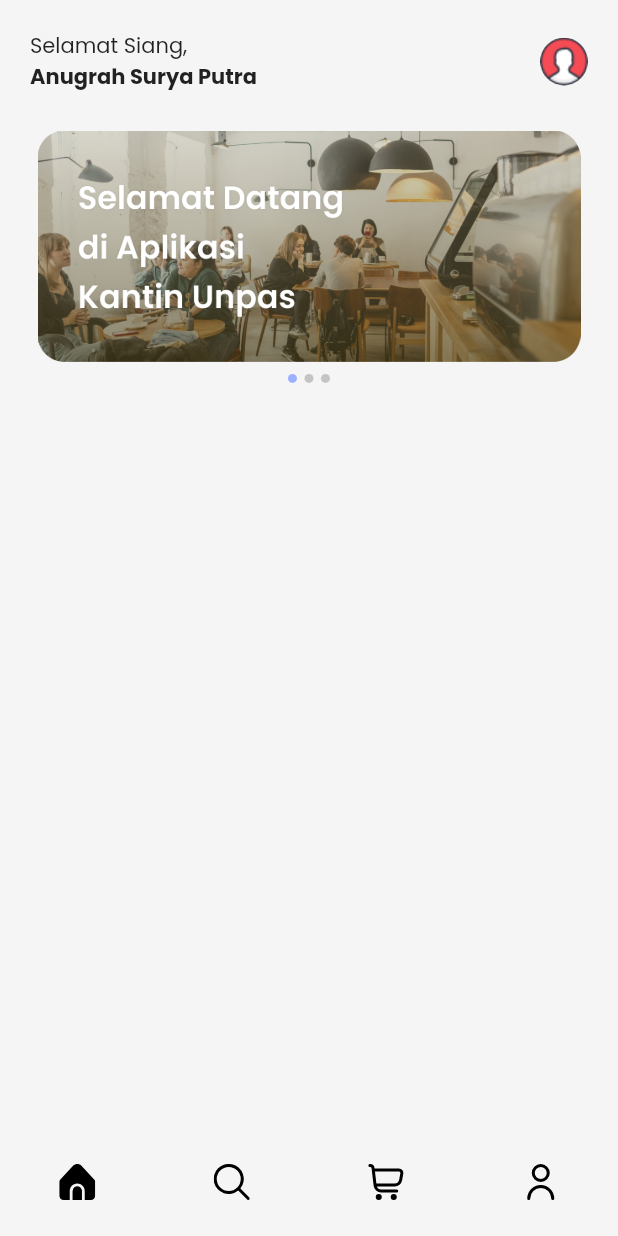
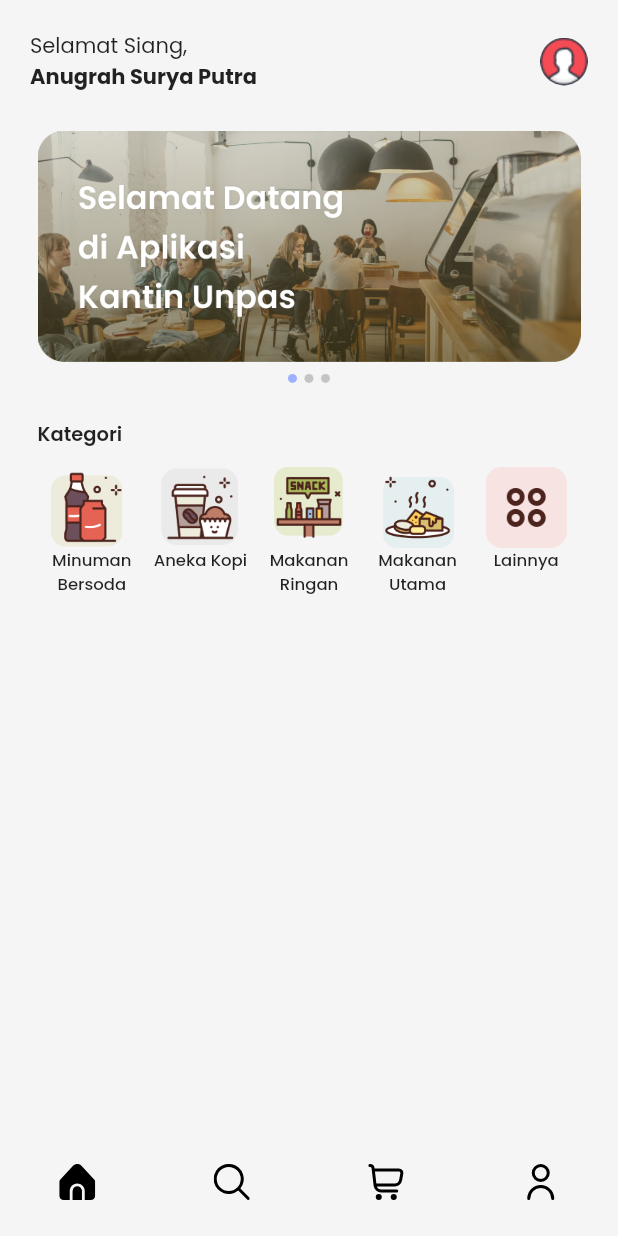
Before and after one commit to anugrahsputra/kantin_online, a Flutter app: the Mainscreen screen opened by its route, on a phone screen of 412 x 824 dp. Run offline on Flutter 3.47's test engine with Material 2 defaults, Android fonts, the phone set to English and light mode, and no system bars; drawn by our look-alikes of carousel_slider, smooth_page_indicator; our stand-ins replace flutter_svg, google_fonts.

Commit message:
add category widget

```diff
--- a/lib/screens/home/homescreen.dart
+++ b/lib/screens/home/homescreen.dart
@@ -2,6 +2,7 @@ import 'package:flutter/material.dart';
 
 import '../../constant.dart';
 import '../../widget/carousel_image.dart';
+import '../../widget/category.dart';
 
 class Homescreen extends StatelessWidget {
   const Homescreen({Key? key}) : super(key: key);
@@ -50,10 +51,38 @@ class Homescreen extends StatelessWidget {
       );
     }
 
+    Widget categories() {
+      return Container(
+        margin: const EdgeInsets.only(
+          top: defaultMargin2,
+          right: defaultMargin2,
+          left: defaultMargin2,
+        ),
+        padding: const EdgeInsets.only(bottom: defaultPadding1),
+        child: Column(
+          crossAxisAlignment: CrossAxisAlignment.start,
+          children: [
+            Text(
+              'Kategori',
+              style: primaryText.copyWith(
+                fontSize: 13,
+                fontWeight: semiBold,
+              ),
+            ),
+            const SizedBox(
+              height: 12,
+            ),
+            const Category()
+          ],
+        ),
+      );
+    }
+
     return ListView(
       children: [
         header(),
         const CarouselImage(),
+        categories(),
       ],
     );
   }
--- /dev/null
+++ b/lib/widget/category.dart
@@ -0,0 +1,131 @@
+import 'package:flutter/material.dart';
+
+import '../constant.dart';
+
+class Category extends StatelessWidget {
+  const Category({Key? key}) : super(key: key);
+
+  @override
+  Widget build(BuildContext context) {
+    return Row(
+      mainAxisAlignment: MainAxisAlignment.spaceAround,
+      children: [
+        Expanded(
+          child: Column(
+            children: [
+              Container(
+                width: 54,
+                height: 54,
+                decoration: const BoxDecoration(
+                  image: DecorationImage(
+                    image: AssetImage('assets/icons/category_drinks.png'),
+                  ),
+                ),
+              ),
+              Text(
+                'Minuman\nBersoda',
+                textAlign: TextAlign.center,
+                style: primaryText.copyWith(
+                  fontWeight: medium,
+                  fontSize: 11,
+                ),
+              )
+            ],
+          ),
+        ),
+        Expanded(
+          child: Column(
+            children: [
+              Container(
+                width: 54,
+                height: 54,
+                decoration: const BoxDecoration(
+                  image: DecorationImage(
+                    image: AssetImage('assets/icons/category_coffee.png'),
+                  ),
+                ),
+              ),
+              Text(
+                'Aneka Kopi\n',
+                textAlign: TextAlign.center,
+                style: primaryText.copyWith(
+                  fontWeight: medium,
+                  fontSize: 11,
+                ),
+              )
+            ],
+          ),
+        ),
+        Expanded(
+          child: Column(
+            children: [
+              Container(
+                width: 54,
+                height: 54,
+                decoration: const BoxDecoration(
+                  image: DecorationImage(
+                    image: AssetImage('assets/icons/category_snacks.png'),
+                  ),
+                ),
+              ),
+              Text(
+                'Makanan\nRingan',
+                textAlign: TextAlign.center,
+                style: primaryText.copyWith(
+                  fontWeight: medium,
+                  fontSize: 11,
+                ),
+              )
+            ],
+          ),
+        ),
+        Expanded(
+          child: Column(
+            children: [
+              Container(
+                width: 54,
+                height: 54,
+                decoration: const BoxDecoration(
+                  image: DecorationImage(
+                    image: AssetImage('assets/icons/category_food.png'),
+                  ),
+                ),
+              ),
+              Text(
+                'Makanan\nUtama',
+                textAlign: TextAlign.center,
+                style: primaryText.copyWith(
+                  fontWeight: medium,
+                  fontSize: 11,
+                ),
+              )
+            ],
+          ),
+        ),
+        Expanded(
+          child: Column(
+            children: [
+              Container(
+                width: 54,
+                height: 54,
+                decoration: const BoxDecoration(
+                  image: DecorationImage(
+                    image: AssetImage('assets/icons/category_others.png'),
+                  ),
+                ),
+              ),
+              Text(
+                'Lainnya\n',
+                textAlign: TextAlign.center,
+                style: primaryText.copyWith(
+                  fontWeight: medium,
+                  fontSize: 11,
+                ),
+              )
+            ],
+          ),
+        ),
+      ],
+    );
+  }
+}
```
